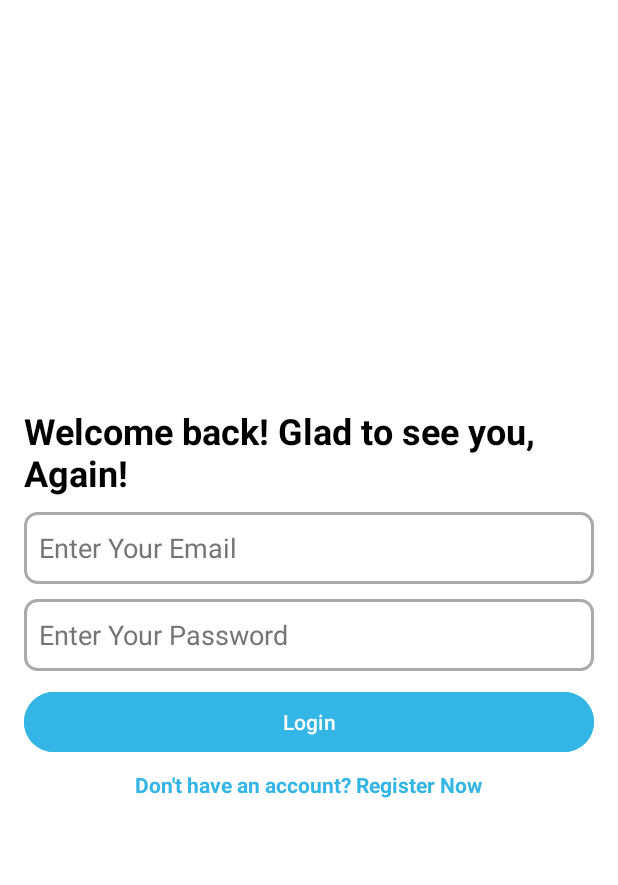
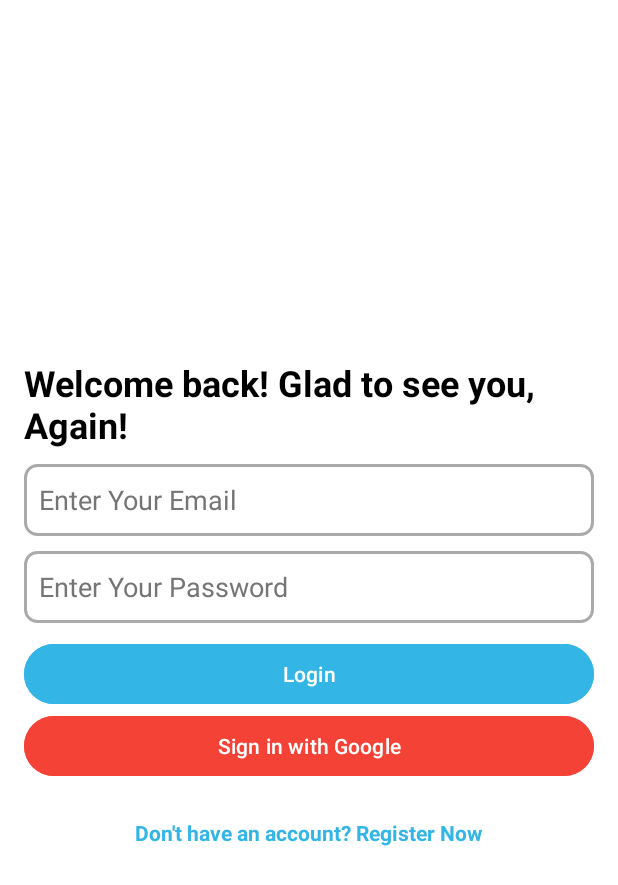
Before and after one commit to Thexazus/UTS_MAP, an Android app built with Jetpack Compose: the screen it shows after launch (LoginActivity), on a phone screen of 412 x 824 dp. Shown: the top 885 px of the screen. Run offline under Robolectric (Android 15) with nearby library versions, the phone set to English and light mode, and no system bars; our stand-ins replace Firebase (no records; nobody signed in at launch, a user with empty details on screens opened directly), navigation-ui.

Commit message:
design login

```diff
--- a/app/src/main/res/layout/activity_login.xml
+++ b/app/src/main/res/layout/activity_login.xml
@@ -58,6 +58,15 @@
     android:text="@string/login_button_text"
     android:textColor="#FFFFFF" />
 
+    <Button
+        android:id="@+id/googleSignInButton"
+        android:layout_width="match_parent"
+        android:layout_height="wrap_content"
+        android:text="Sign in with Google"
+        android:backgroundTint="@color/red"
+        android:textColor="@android:color/white"
+        android:layout_marginBottom="16dp" />
+
     <!-- Don't have an account? -->
     <TextView
         android:id="@+id/registerTextView"
```
